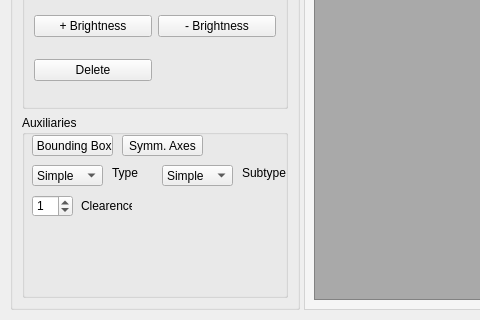
Old version of the form editor_app/main_window.ui in the repository danielmeinert/objectcreator; both pictures show x 0 to 480 and y 321 to 641 of the 1070 by 641 pixel window.
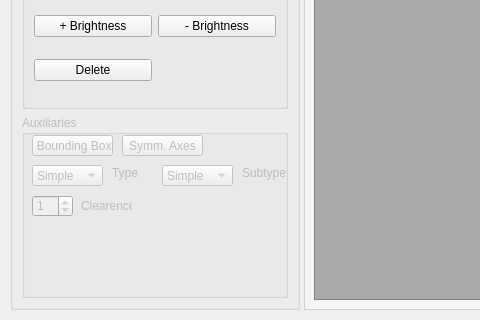
New version of the form.

What changed in the file:
```diff
--- a/editor_app/main_window.ui
+++ b/editor_app/main_window.ui
@@ -100,6 +100,9 @@
        </item>
        <item>
         <widget class="QGroupBox" name="groupBox_auxiliaries_2">
+         <property name="enabled">
+          <bool>false</bool>
+         </property>
          <property name="title">
           <string>Auxiliaries</string>
          </property>
```
Left out of the diff: 5 changed lines with no effect on the pictures.
